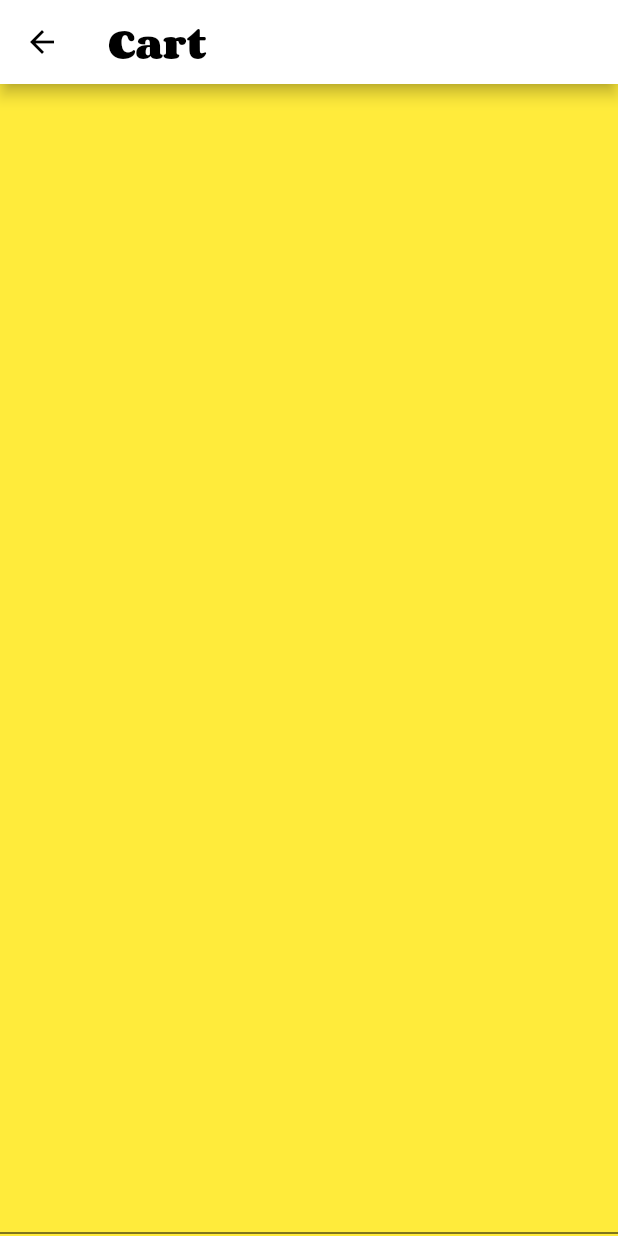
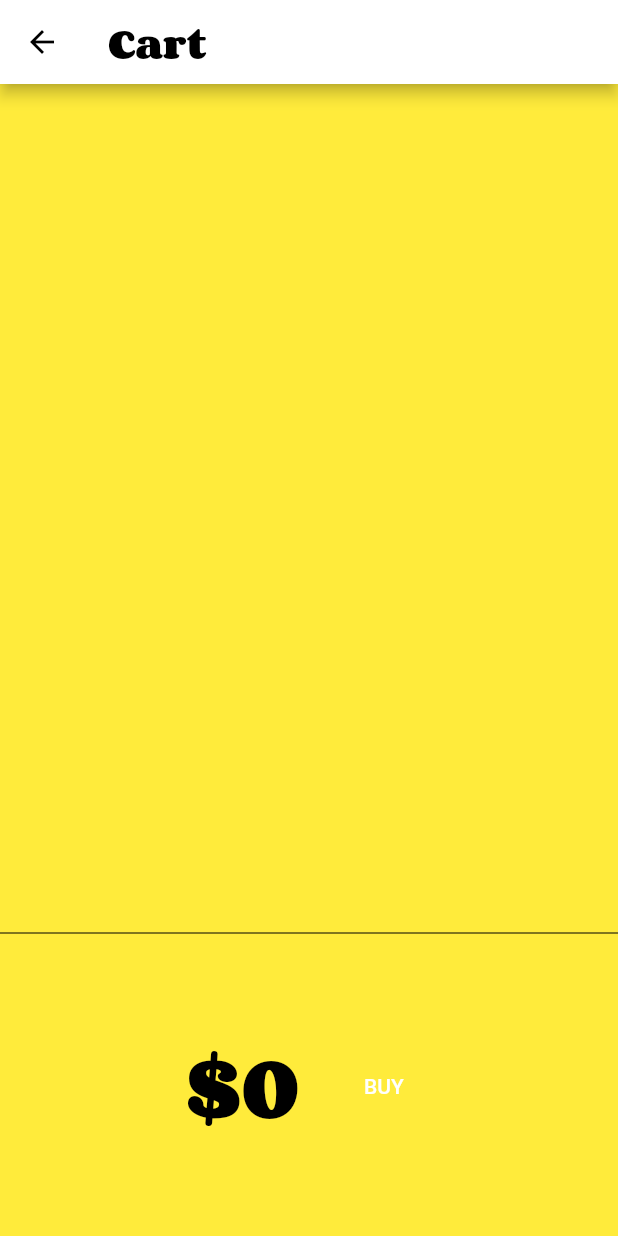
Before and after one commit to gulsenkeskin/provider-shopper, a Flutter app: the Cart screen opened by its route, on a phone screen of 412 x 824 dp. Run offline on Flutter 3.47's test engine with Material 2 defaults, Android fonts, the phone set to English and light mode, and no system bars.

Commit message:
added _CartTotal

```diff
--- a/lib/screens/cart.dart
+++ b/lib/screens/cart.dart
@@ -1,5 +1,5 @@
 import 'package:flutter/material.dart';
-import 'package:provider/src/provider.dart';
+import 'package:provider/provider.dart';
 import 'package:provider_shopper/models/cart.dart';
 
 class Cart extends StatelessWidget {
@@ -26,6 +26,7 @@ class Cart extends StatelessWidget {
               ),
             ),
             const Divider(height: 4,color: Colors.black,),
+            _CartTotal()
           ],
         ),
       ),
@@ -62,3 +63,35 @@ class _CartList extends StatelessWidget {
     );
   }
 }
+
+class _CartTotal extends StatelessWidget {
+  //const _CartTotal({Key? key}) : super(key: key);
+
+  @override
+  Widget build(BuildContext context) {
+    var hugeStyle=Theme.of(context).textTheme.headline1!.copyWith(fontSize: 48);
+    return SizedBox(
+      height: 200,
+      child: Center(
+        child: Row(
+          mainAxisAlignment: MainAxisAlignment.center,
+          children: [
+            //Bir modelin değişikliğini dinlemenin başka bir yolu da Consumer widget'ını eklemektir. Bu widget otomatik olarak CartModel'idinleyecek ve her değişiklikte oluşturucusunu yeniden çalıştıracaktır. Önemli olan, bu oluşturma yöntemindeki widget'ların geri kalanını yeniden oluşturmamasıdır.
+            Consumer<CartModel>(
+                builder: (context, cart, child) =>
+                    Text('\$${cart.totalPrice}', style: hugeStyle)),
+            const SizedBox(width: 24),
+            TextButton(
+              onPressed: () {
+                ScaffoldMessenger.of(context).showSnackBar(
+                    const SnackBar(content: Text('Buying not supported yet.')));
+              },
+              style: TextButton.styleFrom(primary: Colors.white),
+              child: const Text('BUY'),
+            ),
+          ],
+        ),
+      ),
+    );
+  }
+}
```
